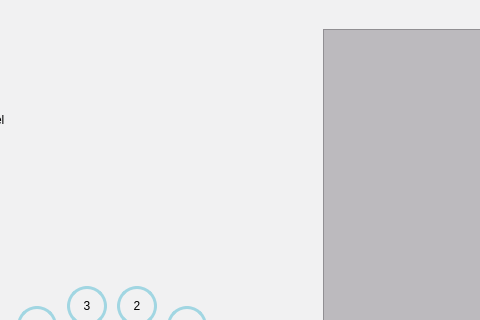
JMielbrecht-Class-Projects/Lab3_CSC3220_Dialer_JMielbrecht, file mainwindow.ui: the form before one commit; both pictures show x 87 to 567 and y 0 to 320 of the 800 by 600 pixel window.
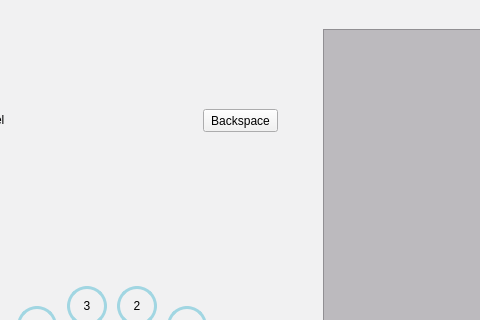
The form after the commit. Icons and pictures are not drawn.

The edit to the form file:
```diff
--- a/mainwindow.ui
+++ b/mainwindow.ui
@@ -360,6 +360,24 @@
      <string>TextLabel</string>
     </property>
    </widget>
+   <widget class="QPushButton" name="pushButton">
+    <property name="geometry">
+     <rect>
+      <x>290</x>
+      <y>90</y>
+      <width>75</width>
+      <height>23</height>
+     </rect>
+    </property>
+    <property name="styleSheet">
+     <string notr="true">QPushButton { 
+url(:/Images/backspace.png)
+ }</string>
+    </property>
+    <property name="text">
+     <string>Backspace</string>
+    </property>
+   </widget>
   </widget>
   <widget class="QMenuBar" name="menubar">
    <property name="geometry">
```
